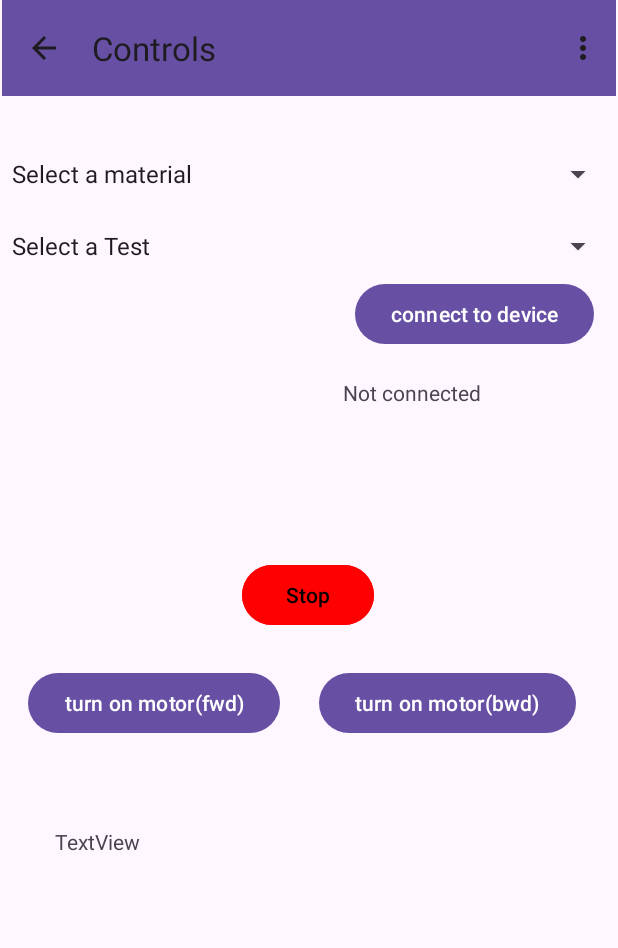
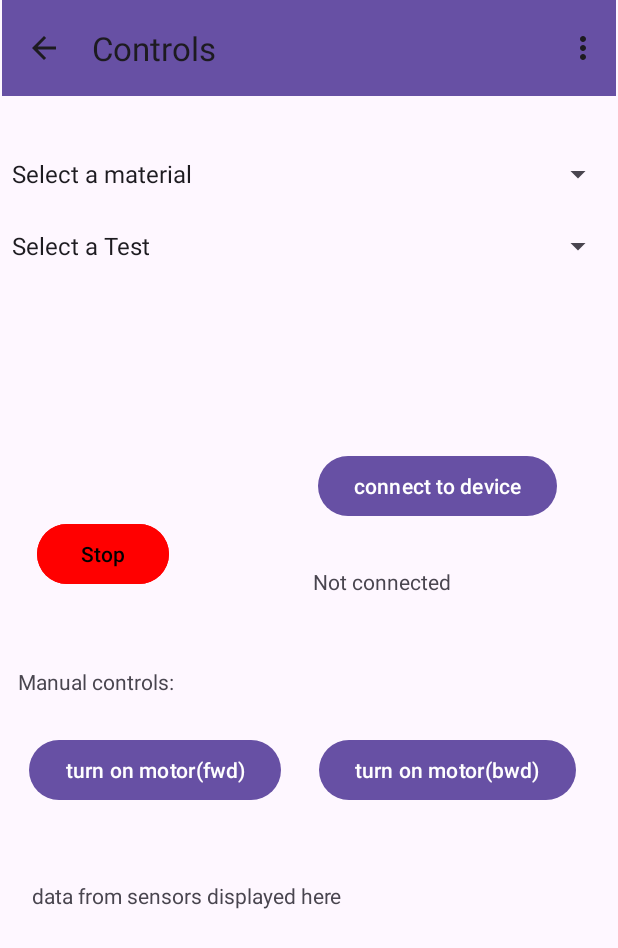
Before and after one commit to pascalypperciel/coen-390, an Android app: the controls screen opened directly, with no data from a screen before it, on a phone screen of 412 x 824 dp. Shown: the top 948 px of the screen. Run offline under Robolectric (Android 15) with nearby library versions, the light colour scheme and no system bars.

Commit message:
controls.java ready for demo1

```diff
--- a/android-app/app/src/main/java/com/example/minicapapp/controls.java
+++ b/android-app/app/src/main/java/com/example/minicapapp/controls.java
@@ -222,11 +222,11 @@ public class controls extends AppCompatActivity {
         }
     }
     private void startBluetoothoutThread() {
-        recordb.setVisibility(View.VISIBLE);
         if (!btAdapter.isEnabled()) {
             statusbth.setText("Must enable Bluetooth");
             return;
         }
+        recordb.setVisibility(View.VISIBLE);
         connectoutputstream();
         //btThread = new Thread(this::connectoutputstream);
         //btThread.start();
--- a/android-app/app/src/main/res/layout/activity_controls.xml
+++ b/android-app/app/src/main/res/layout/activity_controls.xml
@@ -42,10 +42,10 @@
         android:textColor="@color/black"
         app:layout_constraintBottom_toBottomOf="parent"
         app:layout_constraintEnd_toEndOf="parent"
-        app:layout_constraintHorizontal_bias="0.498"
+        app:layout_constraintHorizontal_bias="0.077"
         app:layout_constraintStart_toStartOf="parent"
         app:layout_constraintTop_toTopOf="parent"
-        app:layout_constraintVertical_bias="0.48" />
+        app:layout_constraintVertical_bias="0.445" />
 
     <Button
         android:id="@+id/motorfwd"
@@ -54,10 +54,10 @@
         android:text="turn on motor(fwd)"
         app:layout_constraintBottom_toBottomOf="parent"
         app:layout_constraintEnd_toStartOf="@+id/motorbwd"
-        app:layout_constraintHorizontal_bias="0.421"
+        app:layout_constraintHorizontal_bias="0.428"
         app:layout_constraintStart_toStartOf="parent"
         app:layout_constraintTop_toTopOf="parent"
-        app:layout_constraintVertical_bias="0.573" />
+        app:layout_constraintVertical_bias="0.631" />
 
     <Button
         android:id="@+id/motorbwd"
@@ -68,7 +68,7 @@
         app:layout_constraintBottom_toBottomOf="parent"
         app:layout_constraintEnd_toEndOf="parent"
         app:layout_constraintTop_toTopOf="parent"
-        app:layout_constraintVertical_bias="0.573" />
+        app:layout_constraintVertical_bias="0.631" />
 
     <Spinner
         android:id="@+id/cspinner"
@@ -84,13 +84,11 @@
         android:id="@+id/connectionstatus"
         android:layout_width="150dp"
         android:layout_height="wrap_content"
-        android:layout_marginStart="44dp"
-        android:layout_marginTop="76dp"
+        android:layout_marginStart="24dp"
+        android:layout_marginBottom="92dp"
         android:text="Not connected"
-        app:layout_constraintEnd_toEndOf="parent"
-        app:layout_constraintHorizontal_bias="0.0"
-        app:layout_constraintStart_toEndOf="@+id/record"
-        app:layout_constraintTop_toBottomOf="@+id/tspinner" />
+        app:layout_constraintBottom_toTopOf="@+id/motorbwd"
+        app:layout_constraintStart_toEndOf="@+id/record" />
 
     <Spinner
         android:id="@+id/tspinner"
@@ -119,22 +117,34 @@
         android:text="connect to device"
         app:layout_constraintBottom_toTopOf="@+id/connectionstatus"
         app:layout_constraintEnd_toEndOf="parent"
-        app:layout_constraintHorizontal_bias="0.936"
+        app:layout_constraintHorizontal_bias="0.84"
         app:layout_constraintStart_toStartOf="parent"
         app:layout_constraintTop_toTopOf="parent"
-        app:layout_constraintVertical_bias="0.907" />
+        app:layout_constraintVertical_bias="0.91" />
 
     <TextView
         android:id="@+id/showsbtmessages"
         android:layout_width="wrap_content"
         android:layout_height="wrap_content"
-        android:text="TextView"
+        android:text="data from sensors displayed here"
         app:layout_constraintBottom_toBottomOf="parent"
         app:layout_constraintEnd_toEndOf="parent"
         app:layout_constraintHorizontal_bias="0.104"
         app:layout_constraintStart_toStartOf="parent"
         app:layout_constraintTop_toBottomOf="@+id/motorfwd"
         app:layout_constraintVertical_bias="0.187" />
+
+    <TextView
+        android:id="@+id/txt"
+        android:layout_width="wrap_content"
+        android:layout_height="wrap_content"
+        android:text="Manual controls:"
+        app:layout_constraintBottom_toTopOf="@+id/motorfwd"
+        app:layout_constraintEnd_toEndOf="parent"
+        app:layout_constraintHorizontal_bias="0.038"
+        app:layout_constraintStart_toStartOf="parent"
+        app:layout_constraintTop_toBottomOf="@+id/stop"
+        app:layout_constraintVertical_bias="0.666" />
 
     <FrameLayout
         android:id="@+id/container"
```
